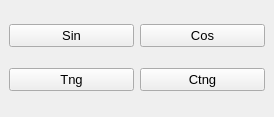
The window that Calculator/Functions/functionswindow.ui (tqqqqt/SimpleCalculator) describes before a commit, drawn with Qt 5.
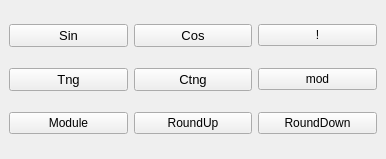
The same window after the commit.

Commit message: added new functions to interface

Diff of the .ui file:
```diff
--- a/Calculator/Functions/functionswindow.ui
+++ b/Calculator/Functions/functionswindow.ui
@@ -6,8 +6,8 @@
    <rect>
     <x>0</x>
     <y>0</y>
-    <width>274</width>
-    <height>117</height>
+    <width>386</width>
+    <height>159</height>
    </rect>
   </property>
   <property name="sizePolicy">
@@ -21,15 +21,15 @@
   </property>
   <widget class="QWidget" name="centralwidget">
    <layout class="QGridLayout" name="gridLayout">
-    <item row="0" column="0">
-     <widget class="QPushButton" name="pushButton_sin">
+    <item row="0" column="2">
+     <widget class="QPushButton" name="pushButton_fact">
       <property name="font">
        <font>
-        <pointsize>10</pointsize>
+        <pointsize>9</pointsize>
        </font>
       </property>
       <property name="text">
-       <string>Sin</string>
+       <string>!</string>
       </property>
      </widget>
     </item>
@@ -45,15 +45,15 @@
       </property>
      </widget>
     </item>
-    <item row="1" column="0">
-     <widget class="QPushButton" name="pushButton_tng">
+    <item row="0" column="0">
+     <widget class="QPushButton" name="pushButton_sin">
       <property name="font">
        <font>
         <pointsize>10</pointsize>
        </font>
       </property>
       <property name="text">
-       <string>Tng</string>
+       <string>Sin</string>
       </property>
      </widget>
     </item>
@@ -69,6 +69,66 @@
       </property>
      </widget>
     </item>
+    <item row="1" column="0">
+     <widget class="QPushButton" name="pushButton_tng">
+      <property name="font">
+       <font>
+        <pointsize>10</pointsize>
+       </font>
+      </property>
+      <property name="text">
+       <string>Tng</string>
+      </property>
+     </widget>
+    </item>
+    <item row="1" column="2">
+     <widget class="QPushButton" name="pushButton_mod">
+      <property name="font">
+       <font>
+        <pointsize>9</pointsize>
+       </font>
+      </property>
+      <property name="text">
+       <string>mod</string>
+      </property>
+     </widget>
+    </item>
+    <item row="2" column="0">
+     <widget class="QPushButton" name="pushButton_module">
+      <property name="font">
+       <font>
+        <pointsize>9</pointsize>
+       </font>
+      </property>
+      <property name="text">
+       <string>Module</string>
+      </property>
+     </widget>
+    </item>
+    <item row="2" column="1">
+     <widget class="QPushButton" name="pushButton_round_up">
+      <property name="font">
+       <font>
+        <pointsize>9</pointsize>
+       </font>
+      </property>
+      <property name="text">
+       <string>RoundUp</string>
+      </property>
+     </widget>
+    </item>
+    <item row="2" column="2">
+     <widget class="QPushButton" name="pushButton_round_down">
+      <property name="font">
+       <font>
+        <pointsize>9</pointsize>
+       </font>
+      </property>
+      <property name="text">
+       <string>RoundDown</string>
+      </property>
+     </widget>
+    </item>
    </layout>
   </widget>
   <widget class="QMenuBar" name="menubar">
@@ -76,7 +136,7 @@
     <rect>
      <x>0</x>
      <y>0</y>
-     <width>274</width>
+     <width>386</width>
      <height>26</height>
     </rect>
    </property>
```
